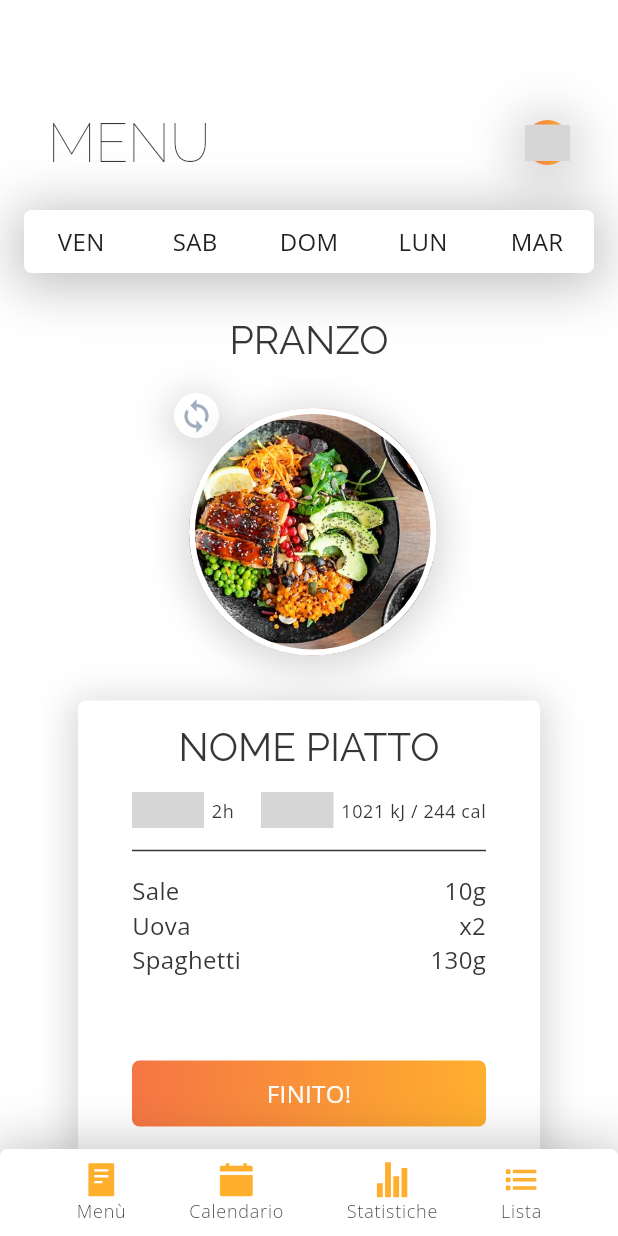
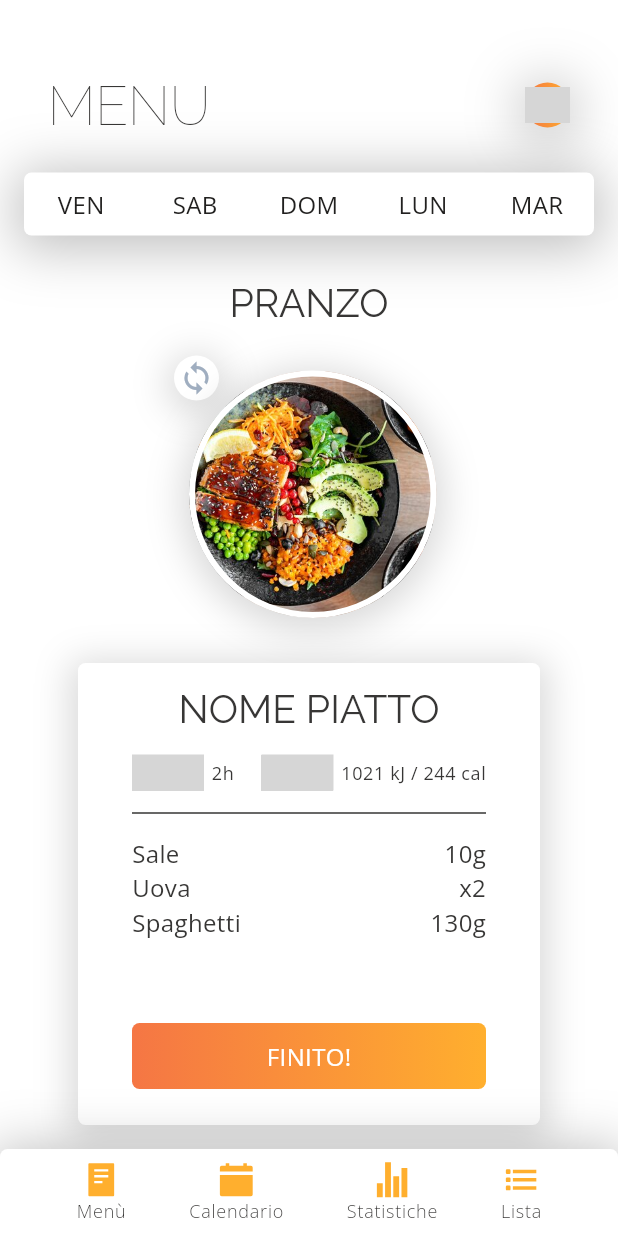
Before and after one commit to Pasto-Felice/mobile_flutter, a Flutter app: the screen it shows after launch, on a phone screen of 412 x 824 dp. Run offline on Flutter 3.47's test engine with Material 2 defaults, Android fonts, the phone set to English and light mode, and no system bars; our stand-ins replace google_fonts, ionicons; missing offline and left inert: antd_icons; grey boxes are pictures that could not be loaded.

Commit message:
Menu Screen v 0.9 AND List Screen v 0.1

```diff
--- a/lib/screens/listScreen.dart
+++ b/lib/screens/listScreen.dart
@@ -18,7 +18,7 @@ class _ListScreenState extends State<ListScreen> {
       key: _key,
       body: Column(
         children: [
-          const SizedBox(height: 75),
+          const SizedBox(height: 50),
           Expanded(
               child: Column(children: [
             Padding(
--- a/lib/screens/menuScreen.dart
+++ b/lib/screens/menuScreen.dart
@@ -24,7 +24,7 @@ class _MenuScreenState extends State<MenuScreen> {
       key: _key,
       body: Column(
         children: [
-          const SizedBox(height: 75),
+          const SizedBox(height: 50),
           Expanded(
               child: Column(children: [
             Padding(
```
